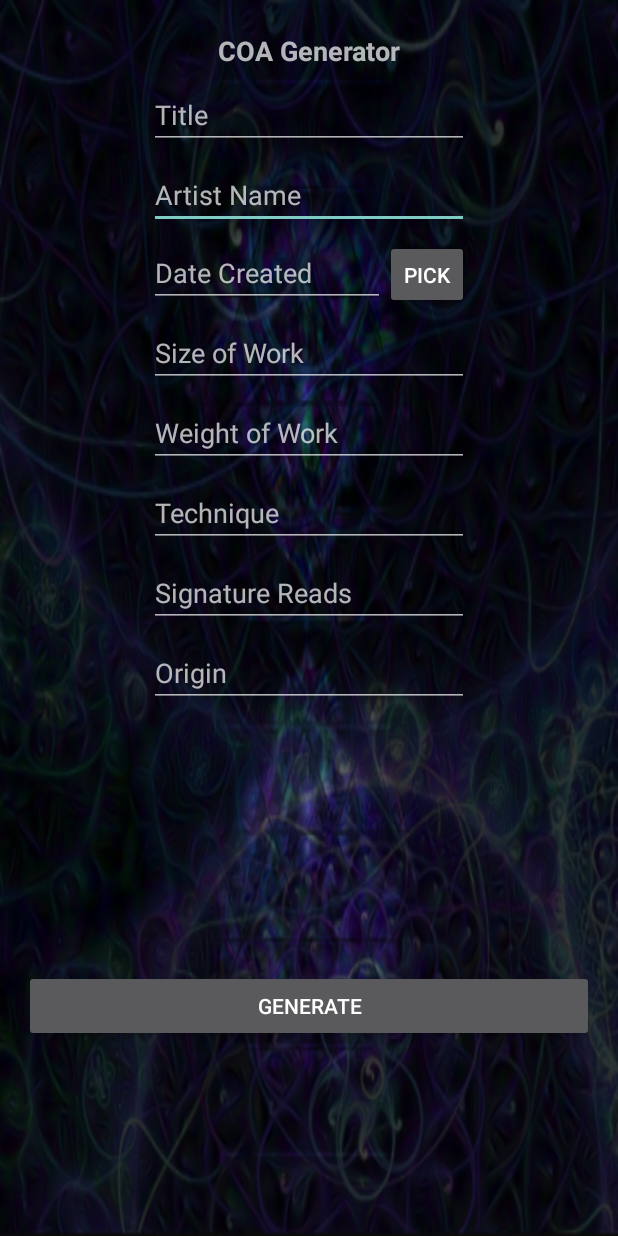
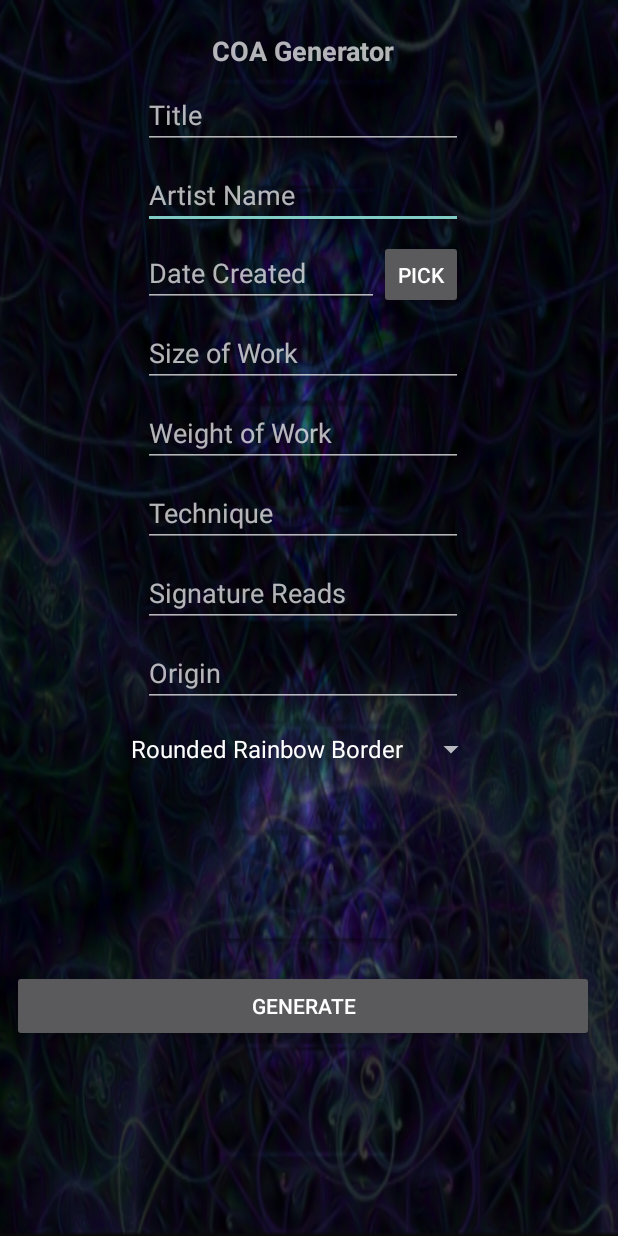
Before and after one commit to TrippyTips/GlassblowersToolchest, an Android app: the CertificateActivity screen opened directly, with no data from a screen before it, on a phone screen of 412 x 824 dp. Run offline under Robolectric (Android 15) with nearby library versions, the phone set to English and light mode, and no system bars.

Commit message:
Added Additional Cert Backgrounds Added Spinner to Select BG in CertificateActivity

```diff
--- a/app/build.gradle
+++ b/app/build.gradle
@@ -13,7 +13,7 @@ android {
         applicationId "com.trippytips.glassblowerstoolchest"
         minSdkVersion 15
         targetSdkVersion 28
-        versionCode 8
+        versionCode 9
         versionName "1.0"
         testInstrumentationRunner "android.support.test.runner.AndroidJUnitRunner"
         vectorDrawables.useSupportLibrary = true
--- a/app/src/main/java/com/trippytips/glassblowerstoolchest/CertificateActivity.kt
+++ b/app/src/main/java/com/trippytips/glassblowerstoolchest/CertificateActivity.kt
@@ -7,20 +7,25 @@ import android.os.Bundle
 import android.print.PrintAttributes
 import android.print.PrintManager
 import android.support.v7.app.AppCompatActivity
+import android.view.View
 import android.webkit.WebResourceRequest
 import android.webkit.WebView
 import android.webkit.WebViewClient
+import android.widget.AdapterView
+import android.widget.ArrayAdapter
+import android.widget.Spinner
 import android.widget.Toast
 import kotlinx.android.synthetic.main.activity_certificate.*
+import java.text.FieldPosition
 
 class CertificateActivity : AppCompatActivity() {
-
+    lateinit var spinner: Spinner
     private var myWebView: WebView? = null
-
+    var selectedBG = "1"
     override fun onCreate(savedInstanceState: Bundle?) {
         super.onCreate(savedInstanceState)
         setContentView(R.layout.activity_certificate)
-
+        getBG()
         //When the Generate Button is Clicked
         btnCertGenerate.setOnClickListener {
 
@@ -65,6 +70,39 @@ class CertificateActivity : AppCompatActivity() {
 
     }
     */
+    fun getBG(){
+        //Set up Background Spinner
+        try {
+            val bgselect = arrayOf("Rounded Rainbow Border", "Copper Border", "Gold Border", "Rainbow Border")
+            spinner = findViewById(R.id.spCertBG)
+            val adapter = ArrayAdapter(this, android.R.layout.simple_spinner_item, bgselect)
+            adapter.setDropDownViewResource(android.R.layout.simple_spinner_dropdown_item)
+            spinner.adapter = adapter
+            spinner.onItemSelectedListener = object : AdapterView.OnItemSelectedListener, AdapterView.OnItemClickListener {
+                override fun onItemClick(parent: AdapterView<*>?, view: View?, position: Int, id: Long) {
+                    //
+                }
+
+                override fun onNothingSelected(parent: AdapterView<*>?) {
+                    //Nothing selected
+                }
+
+                override fun onItemSelected(parent: AdapterView<*>?, view: View?, position: Int, id: Long) {
+                    when (position){
+                        0 -> selectedBG = "Background.png"
+                        1 -> selectedBG = "Background1.png"
+                        2 -> selectedBG = "Background2.png"
+                        3 -> selectedBG = "Background3.png"
+                        else -> selectedBG = "Background.png"
+                    }
+                    //A Toast to aid in Development
+                    //Toast.makeText(this@CertificateActivity, "Item Selected " + selectedBG, Toast.LENGTH_SHORT).show()
+                }
+            }
+        }catch (e: Exception){
+            Toast.makeText(this, e.toString(),Toast.LENGTH_SHORT).show()
+        }
+    }
 
     //Get the date when called.
     fun getDate() {
@@ -146,7 +184,7 @@ class CertificateActivity : AppCompatActivity() {
                 ".tg .tg-gl8g{font-weight:bold;font-size:22px;font-family:\"Times New Roman\", Times, serif !important;;background-color:#e5e5e5;border-color:#656565;text-align:center;vertical-align:top}\n" +
 //                ".tg .tg-wtjf{font-weight:bold;font-family:Georgia, serif !important;;background-color:#cccccc;border-color:#cccccc;text-align:left;vertical-align:top}\n" +
 //                ".tg .tg-waxd{font-family:Georgia, serif !important;;background-color:#cccccc;border-color:#cccccc;text-align:right;vertical-align:top}\n" +
-                ".tg{background:url(file:///android_asset/Golden1.png);background-repeat:no-repeat;background-size:100% 100%;}" +
+                ".tg{background:url(file:///android_asset/" + selectedBG + ");background-repeat:no-repeat;background-size:100% 100%;}" +
                 "</style>\n" +
                 "<table class=\"tg\">\n" +
                 "  <tr>\n" +
--- a/app/src/main/res/layout-v26/activity_certificate.xml
+++ b/app/src/main/res/layout-v26/activity_certificate.xml
@@ -177,16 +177,29 @@
             android:hint="@string/certOriginalOwner"
             android:importantForAutofill="no"
             android:inputType="textPersonName"
+            app:layout_constraintEnd_toEndOf="@+id/spCertBG"
+            app:layout_constraintStart_toStartOf="@+id/spCertBG"
+            app:layout_constraintTop_toBottomOf="@+id/etCertSignatureReadsAs"
+            tools:ignore="UnusedAttribute" />
+
+        <Spinner
+            android:id="@+id/spCertBG"
+            android:layout_width="wrap_content"
+            android:layout_height="wrap_content"
+            android:layout_marginStart="8dp"
+            android:layout_marginLeft="8dp"
+            android:layout_marginTop="16dp"
+            android:layout_marginEnd="8dp"
+            android:layout_marginRight="8dp"
             app:layout_constraintEnd_toEndOf="@+id/btnCertGenerate"
             app:layout_constraintStart_toStartOf="@+id/btnCertGenerate"
-            app:layout_constraintTop_toBottomOf="@+id/etCertSignatureReadsAs"
-            tools:ignore="UnusedAttribute" />
+            app:layout_constraintTop_toBottomOf="@+id/etOriginalOwner" />
 
         <Button
             android:id="@+id/btnCertGenerate"
             android:layout_width="0dp"
             android:layout_height="wrap_content"
-            android:layout_marginStart="16dp"
+            android:layout_marginStart="8dp"
             android:layout_marginLeft="16dp"
             android:layout_marginTop="8dp"
             android:layout_marginEnd="16dp"
@@ -209,6 +222,7 @@
             app:layout_constraintStart_toEndOf="@+id/etCertDateCreated"
             app:layout_constraintTop_toTopOf="@+id/etCertDateCreated" />
 
+
         <android.support.constraint.Barrier
             android:id="@+id/barrier2"
             android:layout_width="wrap_content"
@@ -216,6 +230,8 @@
             app:barrierDirection="left"
             app:layout_constraintEnd_toEndOf="@+id/tv_COAGenerator"
             app:layout_constraintStart_toStartOf="@+id/tv_COAGenerator" />
+
+
     </android.support.constraint.ConstraintLayout>
 
 </android.widget.RelativeLayout>
--- a/app/src/main/res/layout/activity_certificate.xml
+++ b/app/src/main/res/layout/activity_certificate.xml
@@ -177,10 +177,23 @@
             android:hint="@string/certOriginalOwner"
             android:importantForAutofill="no"
             android:inputType="textPersonName"
+            app:layout_constraintEnd_toEndOf="@+id/spCertBG"
+            app:layout_constraintStart_toStartOf="@+id/spCertBG"
+            app:layout_constraintTop_toBottomOf="@+id/etCertSignatureReadsAs"
+            tools:ignore="UnusedAttribute" />
+
+        <Spinner
+            android:id="@+id/spCertBG"
+            android:layout_width="wrap_content"
+            android:layout_height="wrap_content"
+            android:layout_marginStart="8dp"
+            android:layout_marginLeft="8dp"
+            android:layout_marginTop="16dp"
+            android:layout_marginEnd="8dp"
+            android:layout_marginRight="8dp"
             app:layout_constraintEnd_toEndOf="@+id/btnCertGenerate"
             app:layout_constraintStart_toStartOf="@+id/btnCertGenerate"
-            app:layout_constraintTop_toBottomOf="@+id/etCertSignatureReadsAs"
-            tools:ignore="UnusedAttribute" />
+            app:layout_constraintTop_toBottomOf="@+id/etOriginalOwner" />
 
         <Button
             android:id="@+id/btnCertGenerate"
@@ -209,6 +222,7 @@
             app:layout_constraintStart_toEndOf="@+id/etCertDateCreated"
             app:layout_constraintTop_toTopOf="@+id/etCertDateCreated" />
 
+
         <android.support.constraint.Barrier
             android:id="@+id/barrier2"
             android:layout_width="wrap_content"
@@ -216,6 +230,8 @@
             app:barrierDirection="left"
             app:layout_constraintEnd_toEndOf="@+id/tv_COAGenerator"
             app:layout_constraintStart_toStartOf="@+id/tv_COAGenerator" />
+
+
     </android.support.constraint.ConstraintLayout>
 
 </android.widget.RelativeLayout>
```
Also changed, not shown: app/src/main/assets/Golden1.png (deleted).
